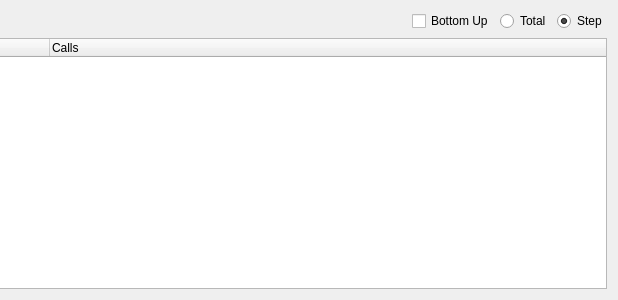
Above: source/profiler.ui from bitsauce/ASIDE before the change; both pictures show x 462 to 1080 and y 0 to 300 of the 1080 by 300 pixel window. Below: the same form after it.
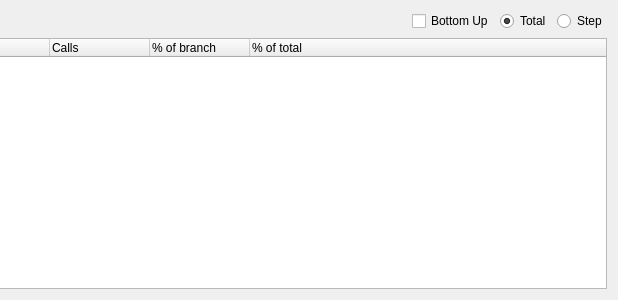
That is the form after the change. Icons and pictures are not drawn.

Commit message: Profiler now working!

```diff
--- a/source/profiler.ui
+++ b/source/profiler.ui
@@ -46,6 +46,16 @@
        <string>Calls</string>
       </property>
      </column>
+     <column>
+      <property name="text">
+       <string>% of branch</string>
+      </property>
+     </column>
+     <column>
+      <property name="text">
+       <string>% of total</string>
+      </property>
+     </column>
     </widget>
    </item>
    <item row="0" column="0">
@@ -89,6 +99,9 @@
        <property name="text">
         <string>Total</string>
        </property>
+       <property name="checked">
+        <bool>true</bool>
+       </property>
       </widget>
      </item>
      <item>
@@ -97,7 +110,7 @@
         <string>Step</string>
        </property>
        <property name="checked">
-        <bool>true</bool>
+        <bool>false</bool>
        </property>
       </widget>
      </item>
```
The commit also changes 12 other files.
